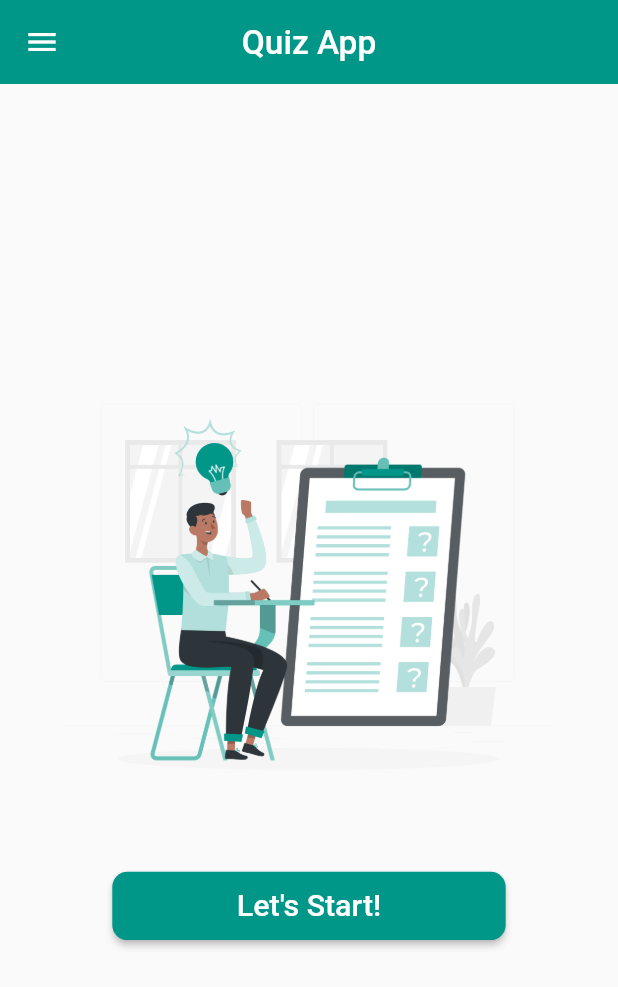
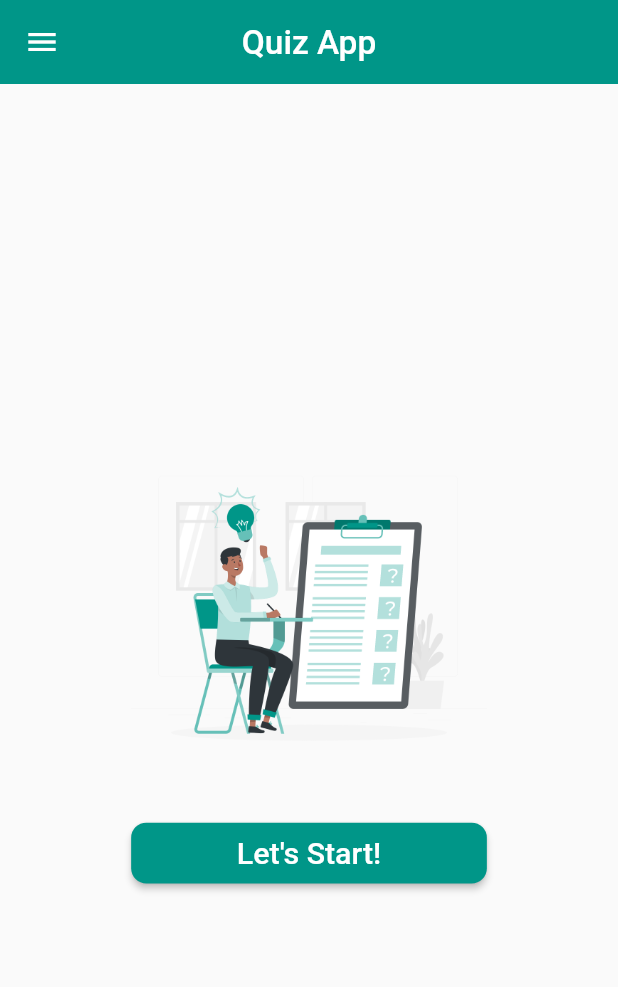
Before and after one commit to maslma/Quiz_App, a Flutter app: the screen it shows after launch, on a phone screen of 412 x 824 dp. Shown: the top 987 px of the screen. Run offline on Flutter 3.47's test engine with Material 2 defaults, Android fonts, the phone set to English and light mode, and no system bars; our stand-ins replace flutter_bloc, flutter_screenutil, sqflite; accounts and stored records are empty.

Commit message:
edit general project

```diff
--- a/lib/cubit/question_cubit.dart
+++ b/lib/cubit/question_cubit.dart
@@ -14,9 +14,49 @@ class QuestionCubit extends Cubit<QuestionState> {
   List<int?> answersIndex = [];
   bool showResult = false;
   List<QuestionModel>? questionsModel;
-
   final PageController pageController = PageController();
 
+  List<String> items = ['A', 'B', 'C', 'D'];
+  String? selectedItem;
+
+ final questionController = TextEditingController();
+ final firstController = TextEditingController();
+ final secondController = TextEditingController();
+ final thirdController = TextEditingController();
+ final fourthController = TextEditingController();
+
+ final GlobalKey<FormState> formKey=GlobalKey<FormState>();
+
+
+  int chatToInt(String char) {
+    switch (char) {
+      case "A":
+        {
+          return 0;
+        }
+      case "B":
+        {
+          return 1;
+        }
+      case "C":
+        {
+          return 2;
+        }
+      case "D":
+        {
+          return 3;
+        }
+    }
+    return 0;
+  }
+  void reset(){
+    questionController.clear();
+    firstController.clear();
+    secondController.clear();
+    thirdController.clear();
+    fourthController.clear();
+    selectedItem = items[0];
+  }
 
   void setShowResult(bool value) {
     showResult = value;
--- a/lib/main.dart
+++ b/lib/main.dart
@@ -29,7 +29,7 @@ class MyApp extends StatelessWidget {
               debugShowCheckedModeBanner: false,
               title: 'Quiz App',
               theme: ThemeData(primarySwatch: AppColor.primary as MaterialColor),
-              home: const HomePage(),
+              home: const HomeView(),
             ),
           );
         });
--- a/lib/presentaion/screens/create_quiz/views/widget/answer_widget.dart
+++ b/lib/presentaion/screens/create_quiz/views/widget/answer_widget.dart
@@ -3,14 +3,16 @@ import 'package:flutter_screenutil/flutter_screenutil.dart';
 import 'package:quiz/presentaion/presentation_managers/colors.dart';
 
 class AnswerWidget extends StatelessWidget {
+  final String answer;
+  final bool isCorrect;
+
   const AnswerWidget({
     super.key,
     required this.answer,
     required this.isCorrect,
   });
 
-  final String answer;
-  final bool isCorrect;
+
 
   @override
   Widget build(BuildContext context) {
--- a/lib/presentaion/screens/home/views/home_view.dart
+++ b/lib/presentaion/screens/home/views/home_view.dart
@@ -4,8 +4,8 @@ import 'package:quiz/domain/user_model.dart';
 import 'package:quiz/presentaion/screens/home/views/widget/home_body_widget.dart';
 import 'package:quiz/presentaion/screens/home/views/widget/home_drawer_widget.dart';
 
-class HomePage extends StatelessWidget {
-  const HomePage({Key? key}) : super(key: key);
+class HomeView extends StatelessWidget {
+  const HomeView({Key? key}) : super(key: key);
 
   @override
   Widget build(BuildContext context) {
--- a/lib/presentaion/screens/home/views/widget/home_body_widget.dart
+++ b/lib/presentaion/screens/home/views/widget/home_body_widget.dart
@@ -16,35 +16,33 @@ class HomeBodyWidget extends StatelessWidget {
         listener: (context, state) {},
         builder: (context, state) {
           QuestionCubit cubit = QuestionCubit.get(context);
-          return Center(
-            child: SizedBox(
-              width: 300.w,
-              child: ListView(
-                scrollDirection: Axis.vertical,
-                shrinkWrap: true,
+          return Padding(
+            padding: EdgeInsets.symmetric(
+              horizontal: 80.w,
+            ),
+            child: Column(
+              mainAxisAlignment: MainAxisAlignment.center,
               children: [
-                  Image.asset('assets/images/quiz.png'),
+                Image.asset('assets/images/quiz.png',),
                 SizedBox(
-                    height: 85.h,
+                  height: 20.h,
+                ),
+                SizedBox(
+                  height: 40.h,
+                  width: double.infinity,
                   child: PrimaryButton(
                     fontSized: 20.sp,
-                      padding: EdgeInsets.symmetric(
-                          horizontal: 30.w, vertical: 20.h),
                     onTap: () {
-                        cubit.answersIndex = List.generate(
-                            cubit.questions?.length ?? 0, (index) => null);
+                      cubit.answersIndex = List.generate(cubit.questions?.length ?? 0, (index) => null);
                       cubit.setShowResult(false);
-                        Navigator.push(
-                            context,
-                            MaterialPageRoute(
-                                builder: (_) => const StartQuiz()));
+                      Navigator.push(context,
+                          MaterialPageRoute(builder: (_) => const StartQuiz()));
                     },
                     title: "Let\'s Start!",
                   ),
                 ),
               ],
             ),
-            ),
           );
         });
   }
--- a/lib/presentaion/screens/home/views/widget/home_drawer_widget.dart
+++ b/lib/presentaion/screens/home/views/widget/home_drawer_widget.dart
@@ -21,7 +21,7 @@ class HomeDrawerWidget extends StatelessWidget {
           return SafeArea(
             child: Drawer(
               elevation: 25,
-              child: ListView(
+              child: Column(
                 children: [
                   UserAccountsDrawerHeader(
                     currentAccountPicture: CircleAvatar(
```
Also changed, not shown: lib/presentaion/screens/add_question/views/add_question.dart (+44 -110 lines). Lines whose indentation alone changed are shown as unchanged.
